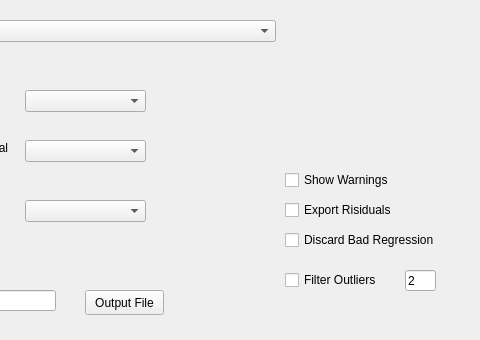
Above: trend_mapper_dialog_base.ui from russloewe/TrendMapper before the change; both pictures show x 125 to 605 and y 0 to 340 of the 605 by 421 pixel window. Below: the same form after it.
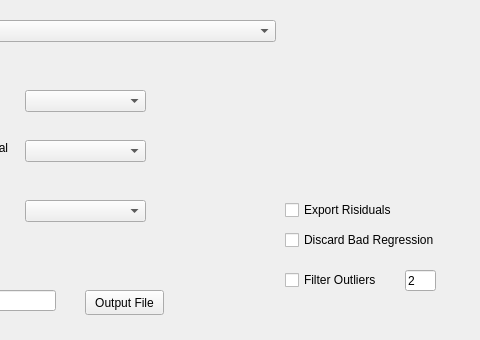
That is the form after the change.

```diff
--- a/trend_mapper_dialog_base.ui
+++ b/trend_mapper_dialog_base.ui
@@ -108,19 +108,6 @@
     <string>Discard Bad Regression</string>
    </property>
   </widget>
-  <widget class="QCheckBox" name="ShowWarningCheck">
-   <property name="geometry">
-    <rect>
-     <x>410</x>
-     <y>170</y>
-     <width>131</width>
-     <height>20</height>
-    </rect>
-   </property>
-   <property name="text">
-    <string>Show Warnings</string>
-   </property>
-  </widget>
   <widget class="QLineEdit" name="OutlierThresholdLine">
    <property name="geometry">
     <rect>
```
Left out of the diff: 2 changed lines with no effect on the pictures.
